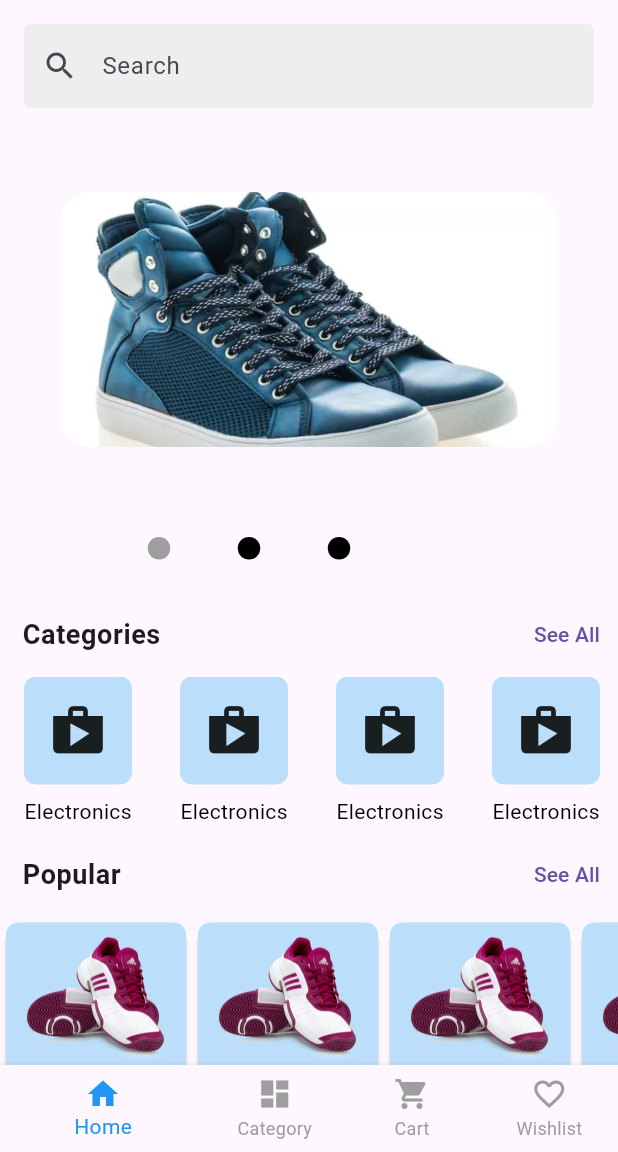
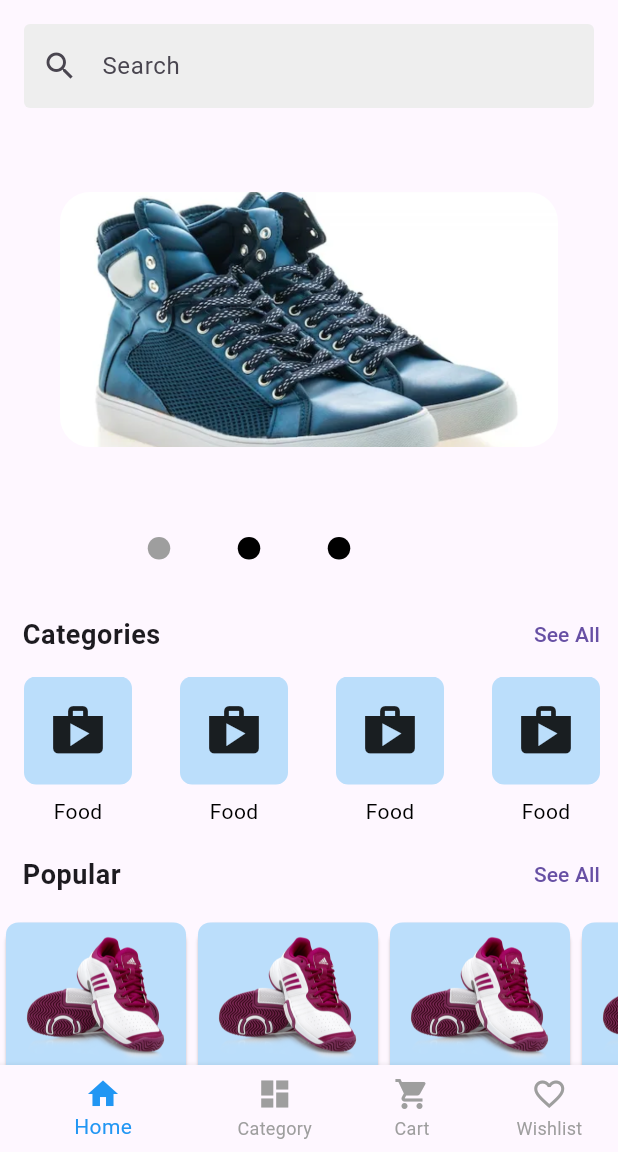
Before and after one commit to sba5022/-E-commerce-App, a Flutter app: the screen it shows after launch, on a phone screen of 412 x 824 dp, the part 84-1236 px from its top. Run offline on Flutter 3.47's test engine with Material 3 defaults, Android fonts, the phone set to English and light mode, and no system bars; our stand-ins replace get, pin_code_fields; missing offline and left inert: dart:ffi.

```diff
--- a/lib/Widgets/category_card.dart
+++ b/lib/Widgets/category_card.dart
@@ -22,7 +22,7 @@ class CategoryCard extends StatelessWidget {
           SizedBox(
             height: 8,
           ),
-          Text('Electronics', style: TextStyle(
+          Text('Food', style: TextStyle(
             fontSize: 14,
             color: Colors.black,
           ),),
```
